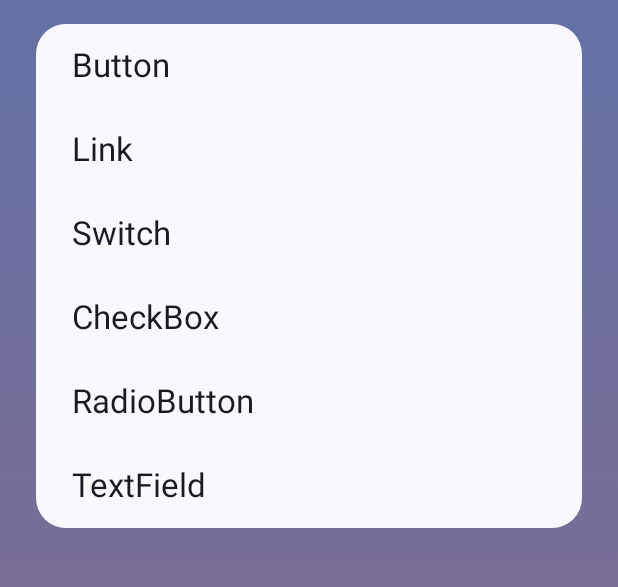
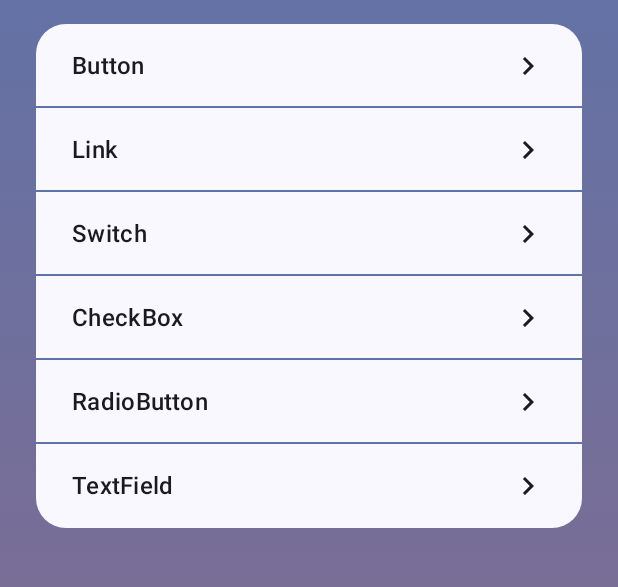
Before and after one commit to max-jin/maxmagentaa11y, an Android app built with Jetpack Compose: the screen it shows after launch (MainActivity), on a phone screen of 412 x 824 dp, the part 156-743 px from its top. Run offline under Robolectric (Android 15) with nearby library versions, the phone set to English and light mode, and no system bars.

Commit message:
home page buttons

```diff
--- a/app/src/main/java/com/maxjin/a11y/ui/home/HomeScreen.kt
+++ b/app/src/main/java/com/maxjin/a11y/ui/home/HomeScreen.kt
@@ -2,27 +2,32 @@ package com.maxjin.a11y.ui.home
 
 import androidx.compose.foundation.background
 import androidx.compose.foundation.clickable
-import androidx.compose.foundation.layout.Arrangement
+import androidx.compose.foundation.layout.Box
 import androidx.compose.foundation.layout.Column
+import androidx.compose.foundation.layout.IntrinsicSize
 import androidx.compose.foundation.layout.Spacer
 import androidx.compose.foundation.layout.fillMaxSize
 import androidx.compose.foundation.layout.fillMaxWidth
 import androidx.compose.foundation.layout.height
 import androidx.compose.foundation.layout.padding
+import androidx.compose.material.icons.Icons
+import androidx.compose.material.icons.filled.KeyboardArrowRight
+import androidx.compose.material3.Icon
 import androidx.compose.material3.MaterialTheme
 import androidx.compose.material3.Text
 import androidx.compose.runtime.Composable
+import androidx.compose.ui.Alignment
 import androidx.compose.ui.Modifier
 import androidx.compose.ui.draw.clip
 import androidx.compose.ui.semantics.Role
 import androidx.compose.ui.text.style.TextAlign
 import androidx.compose.ui.tooling.preview.Preview
 import com.maxjin.a11y.ui.theme.MagentaA11yTheme
+import com.maxjin.a11y.ui.util.HorizontalDivider
 import com.maxjin.a11y.ui.util.RoundedCornerShapeLarge
 import com.maxjin.a11y.ui.util.dimenB0
 import com.maxjin.a11y.ui.util.dimenB4
 import com.maxjin.a11y.ui.util.dimenB5
-import com.maxjin.a11y.ui.util.dimenB8
 import com.maxjin.a11y.ui.util.verticalGradient
 
 // TODO ADD Compose Nav, Component screens - Button, Link, CheckBox, Toggle Switch,
@@ -57,15 +62,37 @@ fun HomeCard(buttonList: List<String>) {
             .clip(shape = RoundedCornerShapeLarge)
             .background(color = MaterialTheme.colorScheme.background)
     ) {
-        buttonList.forEach {
-            Column(
+        buttonList.forEachIndexed { index, s ->
+            Box(
                 modifier = Modifier
                     .fillMaxWidth()
-                    .height(dimenB8)
-                    .clickable(onClick = {}, role = Role.Button),
-                verticalArrangement = Arrangement.Center
+                    .height(IntrinsicSize.Min)
+                    .clickable(onClick = {}, role = Role.Button)
             ) {
-                Text(modifier = Modifier.padding(start = dimenB5), text = it, style = MaterialTheme.typography.titleLarge, color = MaterialTheme.colorScheme.onBackground)
+                Column(
+                    modifier = Modifier
+                        .padding(top = dimenB4, bottom = dimenB4, start = dimenB5)
+                        .align(Alignment.CenterStart)
+                ) {
+                    Text(
+                        text = s,
+                        textAlign = TextAlign.Start,
+                        style = MaterialTheme.typography.titleMedium,
+                    )
+                }
+                Icon(
+                    modifier = Modifier
+                        .align(Alignment.CenterEnd)
+                        .padding(end = dimenB5),
+                    imageVector = Icons.Filled.KeyboardArrowRight, contentDescription = null, tint = MaterialTheme.colorScheme.onBackground
+                )
+                if (index < buttonList.lastIndex) {
+                    HorizontalDivider(
+                        modifier = Modifier
+                            .fillMaxWidth()
+                            .align(Alignment.BottomCenter), color = MaterialTheme.colorScheme.primaryContainer
+                    )
+                }
             }
         }
     }
```
Also changed, not shown: app/src/main/java/com/maxjin/a11y/ui/util/Divider.kt (added, +42 -0 lines).
